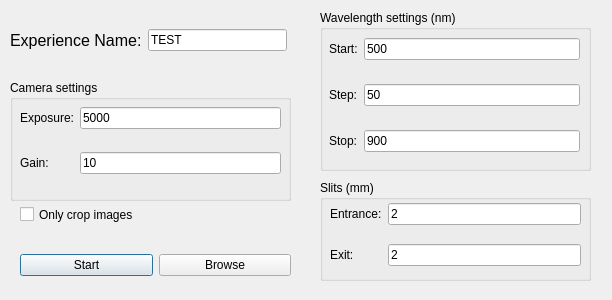
Before: the Qt Designer form settings.ui in lepo3002/Banc_Optique_3IT, drawn with Qt 5.
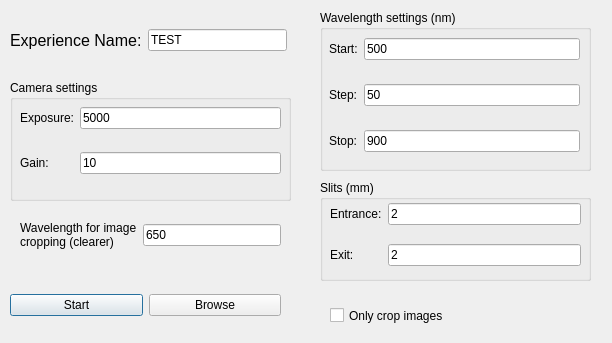
After: the same form once the commit is applied.

What changed in the file:
```diff
--- a/settings.ui
+++ b/settings.ui
@@ -7,7 +7,7 @@
     <x>0</x>
     <y>0</y>
     <width>612</width>
-    <height>300</height>
+    <height>343</height>
    </rect>
   </property>
   <property name="windowTitle">
@@ -55,8 +55,8 @@
   <widget class="QWidget" name="verticalLayoutWidget">
    <property name="geometry">
     <rect>
-     <x>20</x>
-     <y>240</y>
+     <x>10</x>
+     <y>280</y>
      <width>271</width>
      <height>51</height>
     </rect>
@@ -210,8 +210,8 @@
   <widget class="QCheckBox" name="crop">
    <property name="geometry">
     <rect>
-     <x>20</x>
-     <y>199</y>
+     <x>330</x>
+     <y>300</y>
      <width>221</width>
      <height>31</height>
     </rect>
@@ -273,6 +273,33 @@
     </layout>
    </widget>
   </widget>
+  <widget class="QWidget" name="gridLayoutWidget_5">
+   <property name="geometry">
+    <rect>
+     <x>20</x>
+     <y>210</y>
+     <width>261</width>
+     <height>51</height>
+    </rect>
+   </property>
+   <layout class="QGridLayout" name="gridLayout_6">
+    <item row="0" column="0">
+     <widget class="QLabel" name="label_2">
+      <property name="text">
+       <string>Wavelength for image
+cropping (clearer)</string>
+      </property>
+     </widget>
+    </item>
+    <item row="0" column="1">
+     <widget class="QLineEdit" name="firstw">
+      <property name="text">
+       <string>650</string>
+      </property>
+     </widget>
+    </item>
+   </layout>
+  </widget>
  </widget>
  <resources/>
  <connections/>
```
